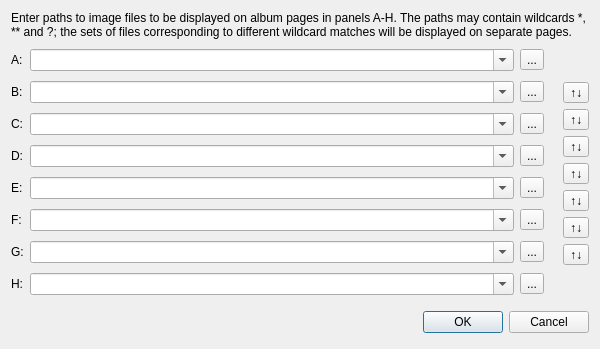
Above: src/AlbumEditorDialog.ui from wsmigaj/Cameleon before the change. Below: the same form after it.
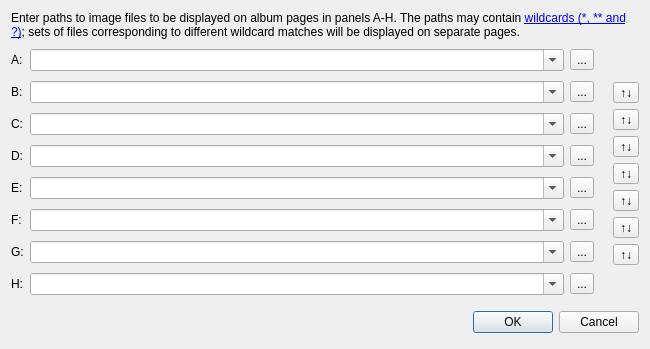
That is the form after the change. Icons and pictures are not drawn.

Commit message: Reword the "New Album" dialog prompt. Add a tooltip about supported wildcards.

Patch:
```diff
--- a/src/AlbumEditorDialog.ui
+++ b/src/AlbumEditorDialog.ui
@@ -6,7 +6,7 @@
    <rect>
     <x>0</x>
     <y>0</y>
-    <width>600</width>
+    <width>650</width>
     <height>349</height>
    </rect>
   </property>
@@ -28,7 +28,7 @@
      <item>
       <widget class="QLabel" name="promptLabel">
        <property name="text">
-        <string>Enter paths to image files to be displayed on album pages in panels A-H. The paths may contain wildcards *, ** and ?; the sets of files corresponding to different wildcard matches will be displayed on separate pages.</string>
+        <string>Enter paths to image files to be displayed on album pages in panels A-H. The paths may contain &lt;a href=&quot;wildcards&quot;&gt;wildcards (*, ** and ?)&lt;/a&gt;; sets of files corresponding to different wildcard matches will be displayed on separate pages.</string>
        </property>
        <property name="wordWrap">
         <bool>true</bool>
```
The commit also changes 2 other files.
